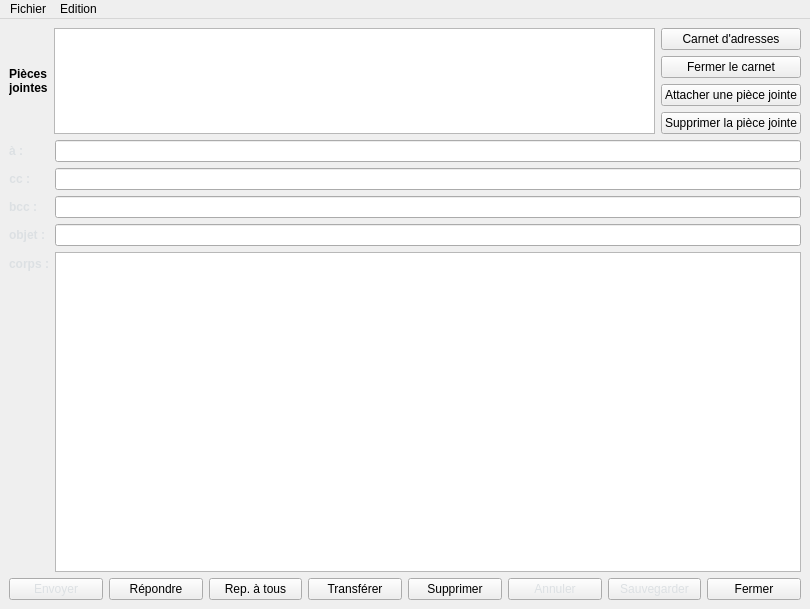
This is mailer/src/gui/gen/writemail.ui in asm99/muami as Qt 5 draws it before an edit. The edited form follows.
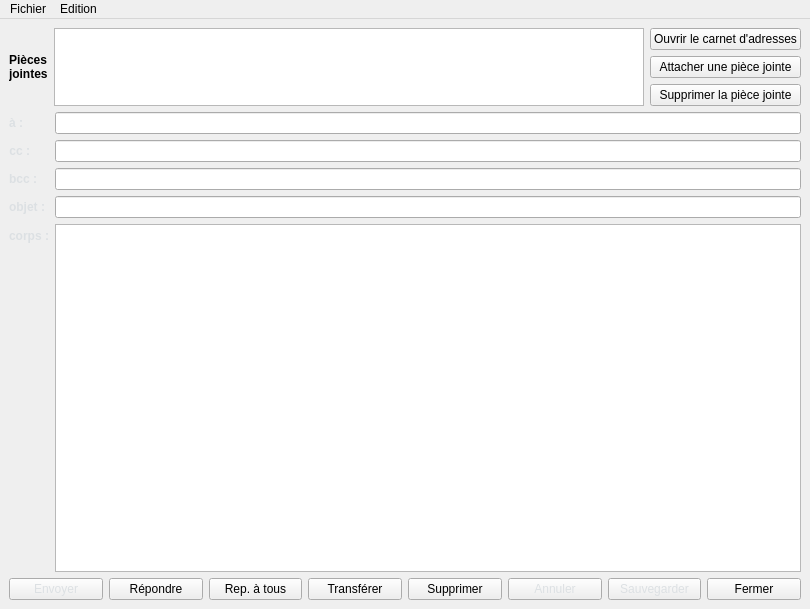
This is the edited form.

Commit message: Mise en prod du carnet d'adresses, amélioration des interactions entre widgets

```diff
--- a/mailer/src/gui/gen/writemail.ui
+++ b/mailer/src/gui/gen/writemail.ui
@@ -79,20 +79,7 @@
            <string>&lt;html&gt;&lt;head/&gt;&lt;body&gt;&lt;p&gt;Ouvre le carnet d'adresses&lt;/p&gt;&lt;/body&gt;&lt;/html&gt;</string>
           </property>
           <property name="text">
-           <string>Carnet d'adresses</string>
-          </property>
-         </widget>
-        </item>
-        <item>
-         <widget class="QPushButton" name="closeAddressBook">
-          <property name="maximumSize">
-           <size>
-            <width>226</width>
-            <height>16777215</height>
-           </size>
-          </property>
-          <property name="text">
-           <string>Fermer le carnet</string>
+           <string>Ouvrir le carnet d'adresses</string>
           </property>
          </widget>
         </item>
```
The commit also changes 31 other files.
